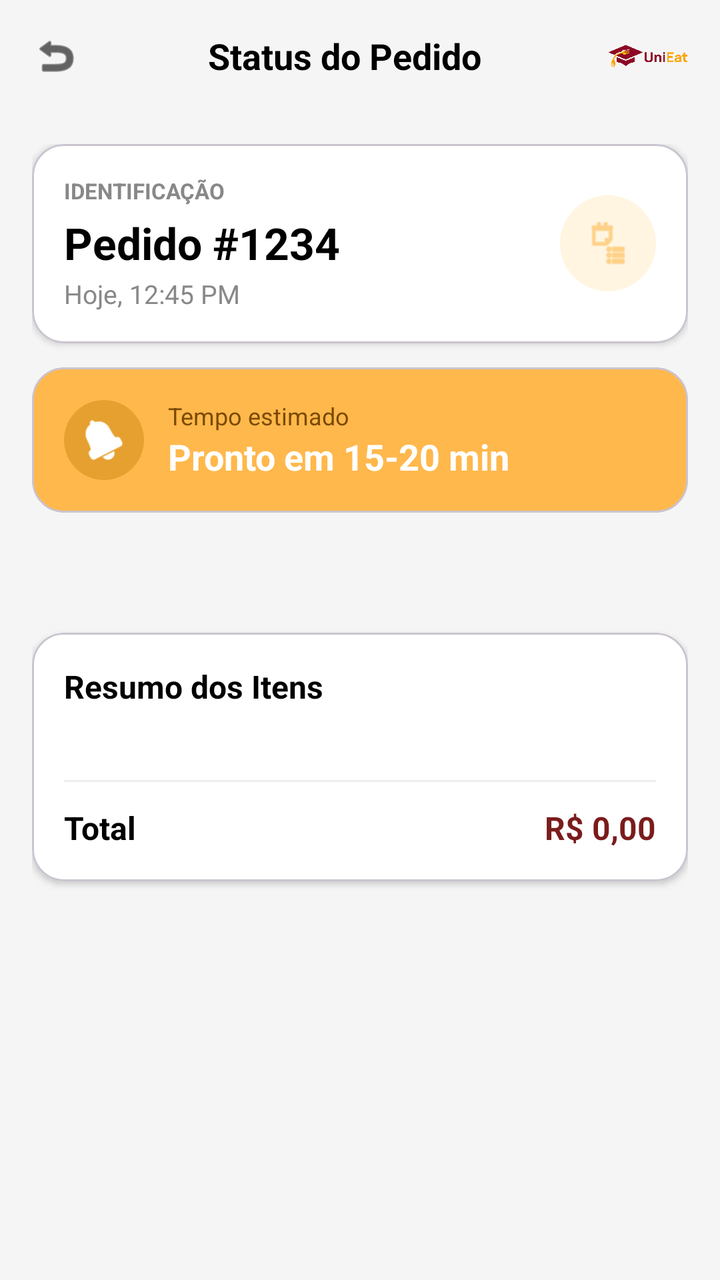
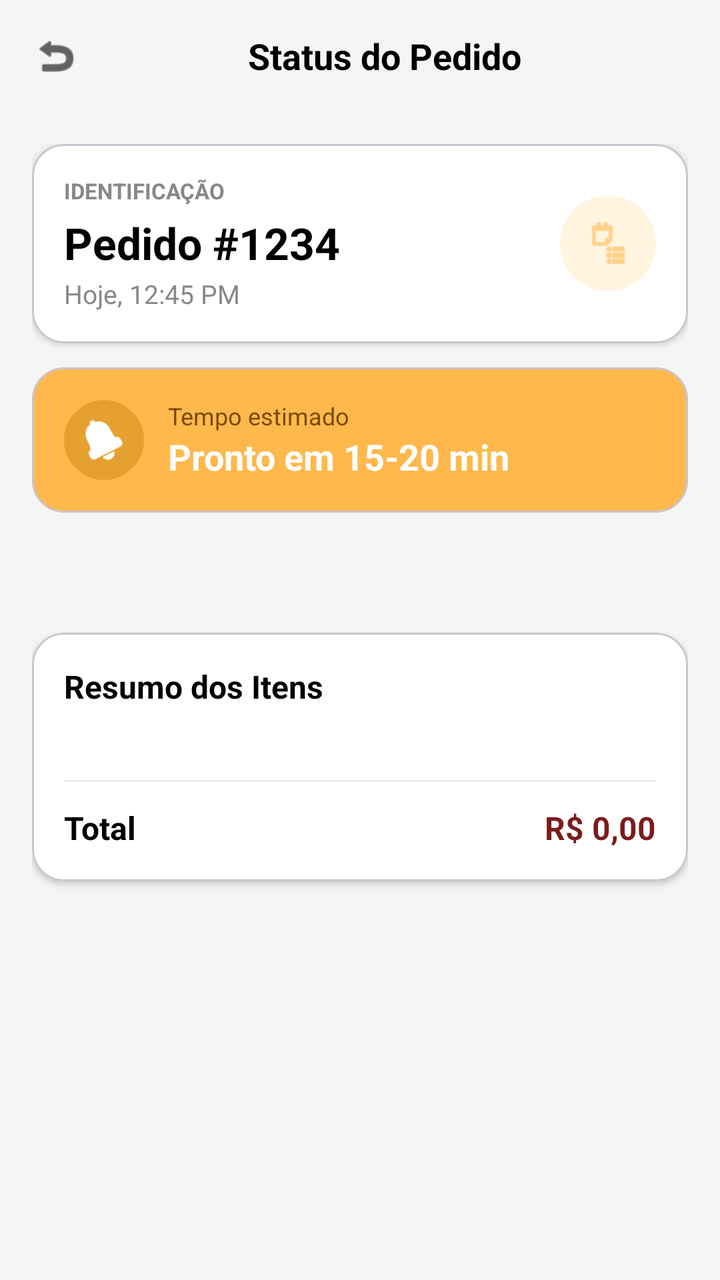

The first picture is an Android layout as it rendered before a commit; the second is the same layout after the commit. The layout source and the unified diff follow.
<!-- AndroidManifest.xml: application theme Theme.UniEat -->
<!-- res/layout/activity_order_status.xml -->
<?xml version="1.0" encoding="utf-8"?>
<androidx.constraintlayout.widget.ConstraintLayout xmlns:android="http://schemas.android.com/apk/res/android"
    xmlns:app="http://schemas.android.com/apk/res-auto"
    android:layout_width="match_parent"
    android:layout_height="match_parent"
    android:background="#F5F5F5"
    android:fitsSystemWindows="true">

    
    <LinearLayout
        android:id="@+id/topBar"
        android:layout_width="match_parent"
        android:layout_height="56dp"
        android:gravity="center_vertical"
        android:orientation="horizontal"
        android:paddingHorizontal="16dp"
        android:background="#F5F5F5"
        app:layout_constraintTop_toTopOf="parent">

        <ImageView
            android:id="@+id/btnBack"
            android:layout_width="24dp"
            android:layout_height="24dp"
            android:src="@android:drawable/ic_menu_revert"
            app:tint="#000000" />

        <TextView
            android:layout_width="0dp"
            android:layout_height="wrap_content"
            android:layout_weight="1"
            android:gravity="center"
            android:text="Status do Pedido"
            android:textColor="#000000"
            android:textSize="18sp"
            android:textStyle="bold" />

        <ImageView
            android:layout_width="40dp"
            android:layout_height="40dp"
            android:src="@drawable/logo_unieat"
            android:adjustViewBounds="true" />
    </LinearLayout>

    <androidx.core.widget.NestedScrollView
        android:layout_width="match_parent"
        android:layout_height="0dp"
        app:layout_constraintTop_toBottomOf="@id/topBar"
        app:layout_constraintBottom_toBottomOf="parent"
        app:layout_constraintStart_toStartOf="parent"
        app:layout_constraintEnd_toEndOf="parent">

        <LinearLayout
            android:layout_width="match_parent"
            android:layout_height="wrap_content"
            android:orientation="vertical"
            android:padding="16dp">

            
            <com.google.android.material.card.MaterialCardView
                android:layout_width="match_parent"
                android:layout_height="wrap_content"
                android:layout_marginBottom="12dp"
                app:cardCornerRadius="16dp"
                app:cardElevation="2dp"
                app:cardBackgroundColor="#FFFFFF">

                <RelativeLayout
                    android:layout_width="match_parent"
                    android:layout_height="wrap_content"
                    android:padding="16dp">

                    <LinearLayout
                        android:layout_width="wrap_content"
                        android:layout_height="wrap_content"
                        android:orientation="vertical">

                        <TextView
                            android:layout_width="wrap_content"
                            android:layout_height="wrap_content"
                            android:text="IDENTIFICAÇÃO"
                            android:textColor="#888888"
                            android:textSize="11sp"
                            android:textStyle="bold" />

                        <TextView
                            android:id="@+id/tvOrderNumber"
                            android:layout_width="wrap_content"
                            android:layout_height="wrap_content"
                            android:layout_marginTop="4dp"
                            android:text="Pedido #1234"
                            android:textColor="#000000"
                            android:textSize="22sp"
                            android:textStyle="bold" />

                        <TextView
                            android:id="@+id/tvOrderDate"
                            android:layout_width="wrap_content"
                            android:layout_height="wrap_content"
                            android:layout_marginTop="2dp"
                            android:text="Hoje, 12:45 PM"
                            android:textColor="#888888"
                            android:textSize="13sp" />
                    </LinearLayout>

                    <ImageView
                        android:layout_width="48dp"
                        android:layout_height="48dp"
                        android:layout_alignParentEnd="true"
                        android:layout_centerVertical="true"
                        android:background="@drawable/shape_icon_circle"
                        android:backgroundTint="#FFF5E1"
                        android:padding="12dp"
                        android:src="@android:drawable/ic_menu_agenda"
                        app:tint="#FFB84C" />
                </RelativeLayout>
            </com.google.android.material.card.MaterialCardView>

            
            <com.google.android.material.card.MaterialCardView
                android:layout_width="match_parent"
                android:layout_height="wrap_content"
                android:layout_marginBottom="12dp"
                app:cardCornerRadius="16dp"
                app:cardElevation="0dp"
                app:cardBackgroundColor="#FFB84C">

                <LinearLayout
                    android:layout_width="match_parent"
                    android:layout_height="wrap_content"
                    android:gravity="center_vertical"
                    android:orientation="horizontal"
                    android:padding="16dp">

                    <ImageView
                        android:layout_width="40dp"
                        android:layout_height="40dp"
                        android:background="@drawable/shape_icon_circle"
                        android:backgroundTint="#E6A030"
                        android:padding="10dp"
                        android:src="@android:drawable/ic_popup_reminder"
                        app:tint="#FFFFFF" />

                    <LinearLayout
                        android:layout_width="match_parent"
                        android:layout_height="wrap_content"
                        android:layout_marginStart="12dp"
                        android:orientation="vertical">

                        <TextView
                            android:layout_width="wrap_content"
                            android:layout_height="wrap_content"
                            android:text="Tempo estimado"
                            android:textColor="#7B4A00"
                            android:textSize="12sp" />

                        <TextView
                            android:id="@+id/tvCurrentStatus"
                            android:layout_width="wrap_content"
                            android:layout_height="wrap_content"
                            android:text="Pronto em 15-20 min"
                            android:textColor="#FFFFFF"
                            android:textSize="18sp"
                            android:textStyle="bold" />
                    </LinearLayout>
                </LinearLayout>
            </com.google.android.material.card.MaterialCardView>



            
            <com.google.android.material.card.MaterialCardView
                android:layout_width="match_parent"
                android:layout_height="wrap_content"
                android:layout_marginTop="48dp"
                android:layout_marginBottom="16dp"
                app:cardCornerRadius="16dp"
                app:cardElevation="2dp"
                app:cardBackgroundColor="#FFFFFF">

                <LinearLayout
                    android:layout_width="match_parent"
                    android:layout_height="wrap_content"
                    android:orientation="vertical"
                    android:padding="16dp">

                    <TextView
                        android:layout_width="wrap_content"
                        android:layout_height="wrap_content"
                        android:layout_marginBottom="24dp"
                        android:text="Resumo dos Itens"
                        android:textColor="#000000"
                        android:textSize="16sp"
                        android:textStyle="bold" />

                    <androidx.recyclerview.widget.RecyclerView
                        android:id="@+id/rvOrderItems"
                        android:layout_width="match_parent"
                        android:layout_height="wrap_content"
                        app:layoutManager="androidx.recyclerview.widget.LinearLayoutManager" />

                    <View
                        android:layout_width="match_parent"
                        android:layout_height="1dp"
                        android:layout_marginTop="12dp"
                        android:background="#EEEEEE" />

                    <LinearLayout
                        android:layout_width="match_parent"
                        android:layout_height="wrap_content"
                        android:layout_marginTop="12dp"
                        android:orientation="horizontal">

                        <TextView
                            android:layout_width="0dp"
                            android:layout_height="wrap_content"
                            android:layout_weight="1"
                            android:text="Total"
                            android:textColor="#000000"
                            android:textSize="16sp"
                            android:textStyle="bold" />

                        <TextView
                            android:id="@+id/tvTotal"
                            android:layout_width="wrap_content"
                            android:layout_height="wrap_content"
                            android:text="R$ 0,00"
                            android:textColor="#7B1C1C"
                            android:textSize="16sp"
                            android:textStyle="bold" />
                    </LinearLayout>
                </LinearLayout>
            </com.google.android.material.card.MaterialCardView>

        </LinearLayout>
    </androidx.core.widget.NestedScrollView>

</androidx.constraintlayout.widget.ConstraintLayout>
<!-- resources referenced by this layout -->
<resources>
  <!-- drawable logo_unieat: png bitmap (drawable, 134527 bytes) -->
  <!-- drawable shape_icon_circle (drawable) -->
  <?xml version="1.0" encoding="utf-8"?>
  <shape xmlns:android="http://schemas.android.com/apk/res/android">
      <solid android:color="#FFF5E1" />
      <corners android:radius="50dp" />
  </shape>
  <style name="Theme.UniEat" parent="Base.Theme.UniEat" />
  <style name="Base.Theme.UniEat" parent="Theme.Material3.Light.NoActionBar">
  </style>
</resources>

<!-- the commit's change to res/layout/activity_order_status.xml (unified diff, before → after) -->
@@ -34,11 +34,6 @@
             android:textSize="18sp"
             android:textStyle="bold" />
 
-        <ImageView
-            android:layout_width="40dp"
-            android:layout_height="40dp"
-            android:src="@drawable/logo_unieat"
-            android:adjustViewBounds="true" />
     </LinearLayout>
 
     <androidx.core.widget.NestedScrollView
<!-- resource entries referenced after the edit -->
@@ -1,6 +1,5 @@
 <!-- resources referenced by this layout -->
 <resources>
-  <!-- drawable logo_unieat: png bitmap (drawable, 134527 bytes) -->
   <!-- drawable shape_icon_circle (drawable) -->
   <?xml version="1.0" encoding="utf-8"?>
   <shape xmlns:android="http://schemas.android.com/apk/res/android">
